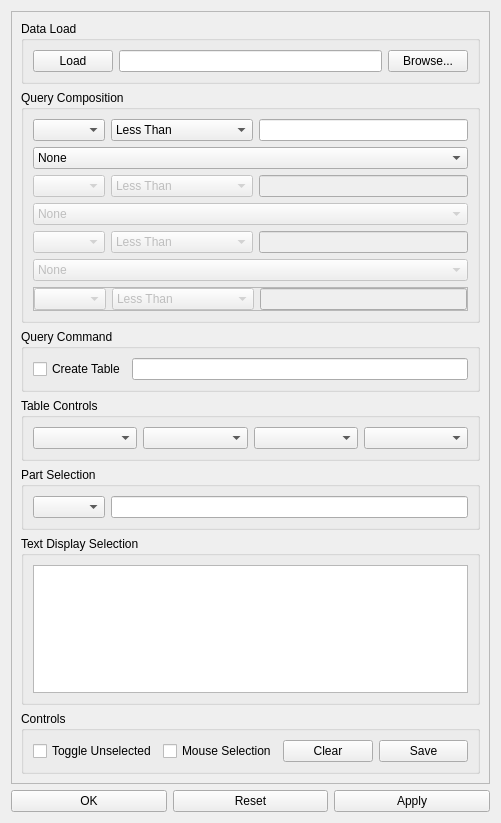
This is share/examples/real_time_sensor/UserInterface/SensorDemoPlugin_UIDialog.ui in multitudinous/ve-suite as Qt 5 draws it before an edit. The edited form follows.
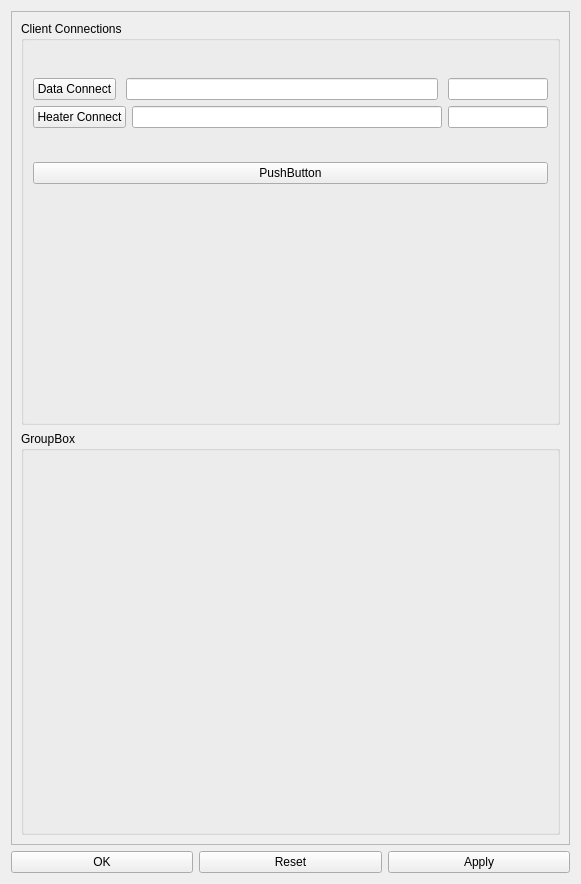
This is the edited form.

Commit message: stoves demo updates.

Patch:
```diff
--- a/share/examples/real_time_sensor/UserInterface/SensorDemoPlugin_UIDialog.ui
+++ b/share/examples/real_time_sensor/UserInterface/SensorDemoPlugin_UIDialog.ui
@@ -6,8 +6,8 @@
    <rect>
     <x>0</x>
     <y>0</y>
-    <width>501</width>
-    <height>823</height>
+    <width>581</width>
+    <height>884</height>
    </rect>
   </property>
   <property name="windowTitle">
@@ -24,447 +24,103 @@
        <rect>
         <x>0</x>
         <y>0</y>
-        <width>510</width>
-        <height>800</height>
+        <width>553</width>
+        <height>814</height>
        </rect>
       </property>
       <layout class="QVBoxLayout" name="verticalLayout_2">
-       <item>
-        <widget class="QGroupBox" name="groupBox_6">
-         <property name="title">
-          <string>Data Load</string>
-         </property>
-         <layout class="QHBoxLayout" name="horizontalLayout">
-          <item>
-           <widget class="QPushButton" name="m_dataLoadButton">
-            <property name="text">
-             <string>Load</string>
-            </property>
-           </widget>
-          </item>
-          <item>
-           <widget class="QLineEdit" name="lineEdit"/>
-          </item>
-          <item>
-           <widget class="QPushButton" name="pushButton_2">
-            <property name="text">
-             <string>Browse...</string>
-            </property>
-           </widget>
-          </item>
-         </layout>
-        </widget>
-       </item>
-       <item>
-        <widget class="QGroupBox" name="groupBox_7">
-         <property name="title">
-          <string>Query Composition</string>
-         </property>
-         <layout class="QVBoxLayout" name="verticalLayout_6">
-          <item>
-           <layout class="QHBoxLayout" name="horizontalLayout_2">
-            <item>
-             <widget class="QComboBox" name="m_variableChoice00"/>
-            </item>
-            <item>
-             <widget class="QComboBox" name="m_variableLogicOperator00">
-              <item>
-               <property name="text">
-                <string>Less Than</string>
-               </property>
-              </item>
-              <item>
-               <property name="text">
-                <string>Greater Than</string>
-               </property>
-              </item>
-              <item>
-               <property name="text">
-                <string>Equal</string>
-               </property>
-              </item>
-              <item>
-               <property name="text">
-                <string>Not Equal</string>
-               </property>
-              </item>
-              <item>
-               <property name="text">
-                <string>Like</string>
-               </property>
-              </item>
-              <item>
-               <property name="text">
-                <string>Not Like</string>
-               </property>
-              </item>
-              <item>
-               <property name="text">
-                <string>Begins With</string>
-               </property>
-              </item>
-              <item>
-               <property name="text">
-                <string>Does Not Begin With</string>
-               </property>
-              </item>
-             </widget>
-            </item>
-            <item>
-             <widget class="QLineEdit" name="m_textInput00"/>
-            </item>
-           </layout>
-          </item>
-          <item>
-           <widget class="QComboBox" name="m_logicOperator00">
-            <item>
-             <property name="text">
-              <string>None</string>
-             </property>
-            </item>
-            <item>
-             <property name="text">
-              <string>And</string>
-             </property>
-            </item>
-            <item>
-             <property name="text">
-              <string>Or</string>
-             </property>
-            </item>
-           </widget>
-          </item>
-          <item>
-           <widget class="QFrame" name="m_logicGroup01">
-            <property name="enabled">
-             <bool>false</bool>
-            </property>
-            <property name="frameShape">
-             <enum>QFrame::NoFrame</enum>
-            </property>
-            <property name="frameShadow">
-             <enum>QFrame::Raised</enum>
-            </property>
-            <layout class="QVBoxLayout" name="verticalLayout">
-             <property name="margin">
-              <number>0</number>
-             </property>
-             <item>
-              <layout class="QHBoxLayout" name="horizontalLayout_3">
-               <item>
-                <widget class="QComboBox" name="m_variableChoice01"/>
-               </item>
-               <item>
-                <widget class="QComboBox" name="m_variableLogicOperator01">
-                 <item>
-                  <property name="text">
-                   <string>Less Than</string>
-                  </property>
-                 </item>
-                 <item>
-                  <property name="text">
-                   <string>Greater Than</string>
-                  </property>
-                 </item>
-                 <item>
-                  <property name="text">
-                   <string>Equal</string>
-                  </property>
-                 </item>
-                 <item>
-                  <property name="text">
-                   <string>Not Equal</string>
-                  </property>
-                 </item>
-                 <item>
-                  <property name="text">
-                   <string>Like</string>
-                  </property>
-                 </item>
-                 <item>
-                  <property name="text">
-                   <string>Not Like</string>
-                  </property>
-                 </item>
-                 <item>
-                  <property name="text">
-                   <string>Begins With</string>
-                  </property>
-                 </item>
-                 <item>
-                  <property name="text">
-                   <string>Does Not Begin With</string>
-                  </property>
-                 </item>
-                </widget>
-               </item>
-               <item>
-                <widget class="QLineEdit" name="m_textInput01"/>
-               </item>
-              </layout>
-             </item>
-             <item>
-              <widget class="QComboBox" name="m_logicOperator01">
-               <item>
-                <property name="text">
-                 <string>None</string>
-                </property>
-               </item>
-               <item>
-                <property name="text">
-                 <string>And</string>
-                </property>
-               </item>
-               <item>
-                <property name="text">
-                 <string>Or</string>
-                </property>
-               </item>
-              </widget>
-             </item>
-             <item>
-              <widget class="QFrame" name="m_logicGroup02">
-               <property name="enabled">
-                <bool>false</bool>
-               </property>
-               <property name="frameShape">
-                <enum>QFrame::NoFrame</enum>
-               </property>
-               <property name="frameShadow">
-                <enum>QFrame::Raised</enum>
-               </property>
-               <layout class="QVBoxLayout" name="verticalLayout_4">
-                <property name="margin">
-                 <number>0</number>
-                </property>
-                <item>
-                 <layout class="QHBoxLayout" name="horizontalLayout_4">
-                  <item>
-                   <widget class="QComboBox" name="m_variableChoice02"/>
-                  </item>
-                  <item>
-                   <widget class="QComboBox" name="m_variableLogicOperator02">
-                    <item>
-                     <property name="text">
-                      <string>Less Than</string>
-                     </property>
-                    </item>
-                    <item>
-                     <property name="text">
-                      <string>Greater Than</string>
-                     </property>
-                    </item>
-                    <item>
-                     <property name="text">
-                      <string>Equal</string>
-                     </property>
-                    </item>
-                    <item>
-                     <property name="text">
-                      <string>Not Equal</string>
-                     </property>
-                    </item>
-                    <item>
-                     <property name="text">
-                      <string>Like</string>
-                     </property>
-                    </item>
-                    <item>
-                     <property name="text">
-                      <string>Not Like</string>
-                     </property>
-                    </item>
-                    <item>
-                     <property name="text">
-                      <string>Begins With</string>
-                     </property>
-                    </item>
-                    <item>
-                     <property name="text">
-                      <string>Does Not Begin With</string>
-                     </property>
-                    </item>
-                   </widget>
-                  </item>
-                  <item>
-                   <widget class="QLineEdit" name="m_textInput02"/>
-                  </item>
-                 </layout>
-                </item>
-                <item>
-                 <widget class="QComboBox" name="m_logicOperator02">
-                  <item>
-                   <property name="text">
-                    <string>None</string>
-                   </property>
-                  </item>
-                  <item>
-                   <property name="text">
-                    <string>And</string>
-                   </property>
-                  </item>
-                  <item>
-                   <property name="text">
-                    <string>Or</string>
-                   </property>
-                  </item>
-                 </widget>
-                </item>
-                <item>
-                 <widget class="QFrame" name="m_logicGroup03">
-                  <property name="enabled">
-                   <bool>false</bool>
-                  </property>
-                  <property name="frameShape">
-                   <enum>QFrame::StyledPanel</enum>
-                  </property>
-                  <property name="frameShadow">
-                   <enum>QFrame::Raised</enum>
-                  </property>
-                  <layout class="QVBoxLayout" name="verticalLayout_5">
-                   <property name="margin">
-                    <number>0</number>
-                   </property>
-                   <item>
-                    <layout class="QHBoxLayout" name="horizontalLayout_5">
-                     <item>
-                      <widget class="QComboBox" name="m_variableChoice03"/>
-                     </item>
-                     <item>
-                      <widget class="QComboBox" name="m_variableLogicOperator03">
-                       <item>
-                        <property name="text">
-                         <string>Less Than</string>
-                        </property>
-                       </item>
-                       <item>
-                        <property name="text">
-                         <string>Greater Than</string>
-                        </property>
-                       </item>
-                       <item>
-                        <property name="text">
-                         <string>Equal</string>
-                        </property>
-                       </item>
-                       <item>
-                        <property name="text">
-                         <string>Not Equal</string>
-                        </property>
-                       </item>
-                       <item>
-                        <property name="text">
-                         <string>Like</string>
-                        </property>
-                       </item>
-                       <item>
-                        <property name="text">
-                         <string>Not Like</string>
-                        </property>
-                       </item>
-                       <item>
-                        <property name="text">
-                         <string>Begins With</string>
-                        </property>
-                       </item>
-                       <item>
-                        <property name="text">
-                         <string>Does Not Begin With</string>
-                        </property>
-                       </item>
-                      </widget>
-                     </item>
-                     <item>
-                      <widget class="QLineEdit" name="m_textInput03"/>
-                     </item>
-                    </layout>
-                   </item>
-                  </layout>
-                 </widget>
-                </item>
-               </layout>
-              </widget>
-             </item>
-            </layout>
-           </widget>
-          </item>
-         </layout>
-        </widget>
-       </item>
-       <item>
-        <widget class="QGroupBox" name="groupBox_5">
-         <property name="title">
-          <string>Query Command</string>
-         </property>
-         <layout class="QHBoxLayout" name="horizontalLayout_12">
-          <item>
-           <widget class="QCheckBox" name="m_createTableFromQuery">
-            <property name="text">
-             <string>Create Table</string>
-            </property>
-           </widget>
-          </item>
-          <item>
-           <widget class="QLineEdit" name="m_queryTextCommandCtrl"/>
-          </item>
-         </layout>
-        </widget>
-       </item>
        <item>
         <widget class="QGroupBox" name="groupBox">
          <property name="title">
-          <string>Table Controls</string>
+          <string>Client Connections</string>
          </property>
-         <layout class="QHBoxLayout" name="horizontalLayout_7">
+         <layout class="QVBoxLayout" name="verticalLayout_4">
           <item>
-           <layout class="QHBoxLayout" name="horizontalLayout_6">
+           <layout class="QVBoxLayout" name="verticalLayout">
             <item>
-             <widget class="QComboBox" name="m_tableChoice1"/>
+             <layout class="QHBoxLayout" name="sensorInputLayout">
+              <property name="spacing">
+               <number>10</number>
+              </property>
+              <property name="sizeConstraint">
+               <enum>QLayout::SetDefaultConstraint</enum>
+              </property>
+              <item>
+               <widget class="QPushButton" name="m_sensorClientConnect">
+                <property name="text">
+                 <string>Data Connect</string>
+                </property>
+               </widget>
+              </item>
+              <item>
+               <widget class="QLineEdit" name="m_sensorClientIP"/>
+              </item>
+              <item>
+               <widget class="QLineEdit" name="m_sensorPort">
+                <property name="minimumSize">
+                 <size>
+                  <width>100</width>
+                  <height>0</height>
+                 </size>
+                </property>
+                <property name="maximumSize">
+                 <size>
+                  <width>100</width>
+                  <height>16777215</height>
+                 </size>
+                </property>
+               </widget>
+              </item>
+             </layout>
             </item>
             <item>
-             <widget class="QComboBox" name="m_tableChoice2"/>
-            </item>
-            <item>
-             <widget class="QComboBox" name="m_tableChoice3"/>
-            </item>
-            <item>
-             <widget class="QComboBox" name="m_tableChoice4"/>
+             <layout class="QHBoxLayout" name="horizontalLayout_2">
+              <item>
+               <widget class="QPushButton" name="m_heaterClientConnect">
+                <property name="text">
+                 <string>Heater Connect</string>
+                </property>
+               </widget>
+              </item>
+              <item>
+               <widget class="QLineEdit" name="m_heaterClientIP"/>
+              </item>
+              <item>
+               <widget class="QLineEdit" name="m_heaterPort">
+                <property name="maximumSize">
+                 <size>
+                  <width>100</width>
+                  <height>16777215</height>
+                 </size>
+                </property>
+               </widget>
+              </item>
+             </layout>
             </item>
            </layout>
           </item>
-         </layout>
-        </widget>
-       </item>
-       <item>
-        <widget class="QGroupBox" name="groupBox_2">
-         <property name="title">
-          <string>Part Selection</string>
-         </property>
-         <layout class="QHBoxLayout" name="horizontalLayout_8">
           <item>
-           <widget class="QComboBox" name="m_manualPartSelectionChoice"/>
+           <widget class="QPushButton" name="m_testTableView">
+            <property name="text">
+             <string>PushButton</string>
+            </property>
+           </widget>
           </item>
           <item>
-           <widget class="QLineEdit" name="lineEdit_7"/>
-          </item>
-         </layout>
-        </widget>
-       </item>
-       <item>
-        <widget class="QGroupBox" name="groupBox_3">
-         <property name="title">
-          <string>Text Display Selection</string>
-         </property>
-         <layout class="QHBoxLayout" name="horizontalLayout_9">
-          <item>
-           <widget class="QListWidget" name="m_displayTextChkList">
-            <property name="editTriggers">
-             <set>QAbstractItemView::NoEditTriggers</set>
+           <spacer name="verticalSpacer">
+            <property name="orientation">
+             <enum>Qt::Vertical</enum>
             </property>
-            <property name="showDropIndicator" stdset="0">
-             <bool>false</bool>
+            <property name="sizeType">
+             <enum>QSizePolicy::Fixed</enum>
             </property>
-           </widget>
+            <property name="sizeHint" stdset="0">
+             <size>
+              <width>20</width>
+              <height>200</height>
+             </size>
+            </property>
+           </spacer>
           </item>
          </layout>
         </widget>
@@ -472,38 +128,8 @@
        <item>
         <widget class="QGroupBox" name="groupBox_4">
          <property name="title">
-          <string>Controls</string>
+          <string>GroupBox</string>
          </property>
-         <layout class="QHBoxLayout" name="horizontalLayout_10">
-          <item>
-           <widget class="QCheckBox" name="checkBox_2">
-            <property name="text">
-             <string>Toggle Unselected</string>
-            </property>
-           </widget>
-          </item>
-          <item>
-           <widget class="QCheckBox" name="checkBox_3">
-            <property name="text">
-             <string>Mouse Selection</string>
-            </property>
-           </widget>
-          </item>
-          <item>
-           <widget class="QPushButton" name="pushButton_3">
-            <property name="text">
-             <string>Clear</string>
-            </property>
-           </widget>
-          </item>
-          <item>
-           <widget class="QPushButton" name="pushButton_4">
-            <property name="text">
-             <string>Save</string>
-            </property>
-           </widget>
-          </item>
-         </layout>
         </widget>
        </item>
       </layout>
```
Left out of the diff: 2 changed lines with no effect on the pictures. The commit also changes 5 other files.
